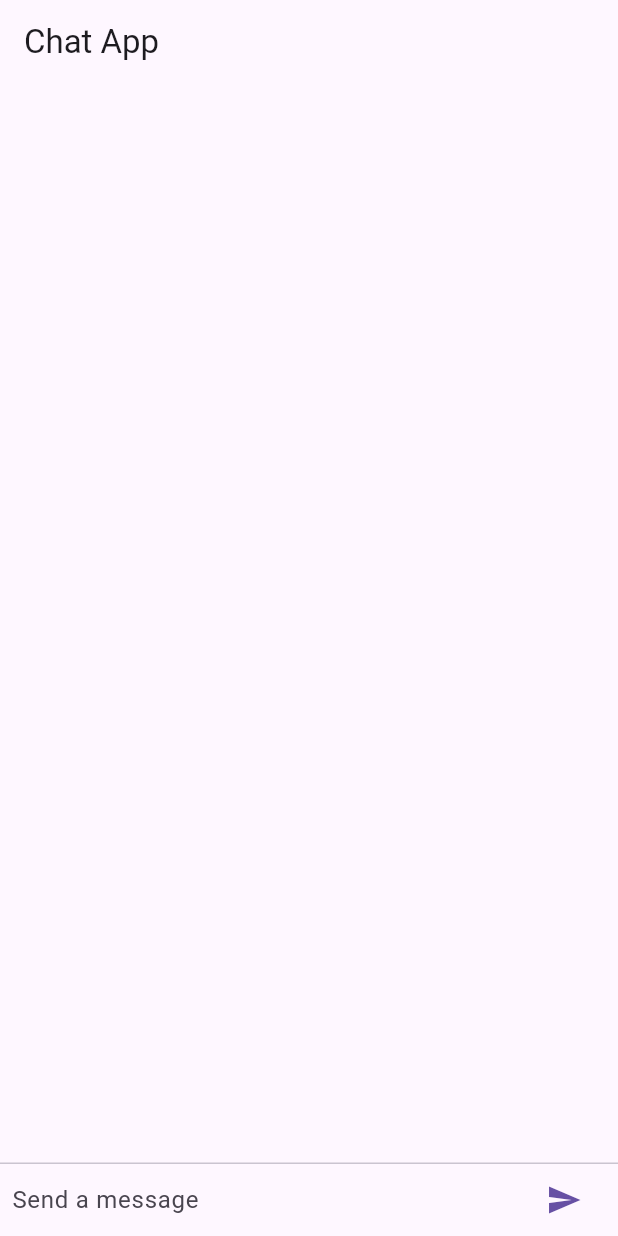
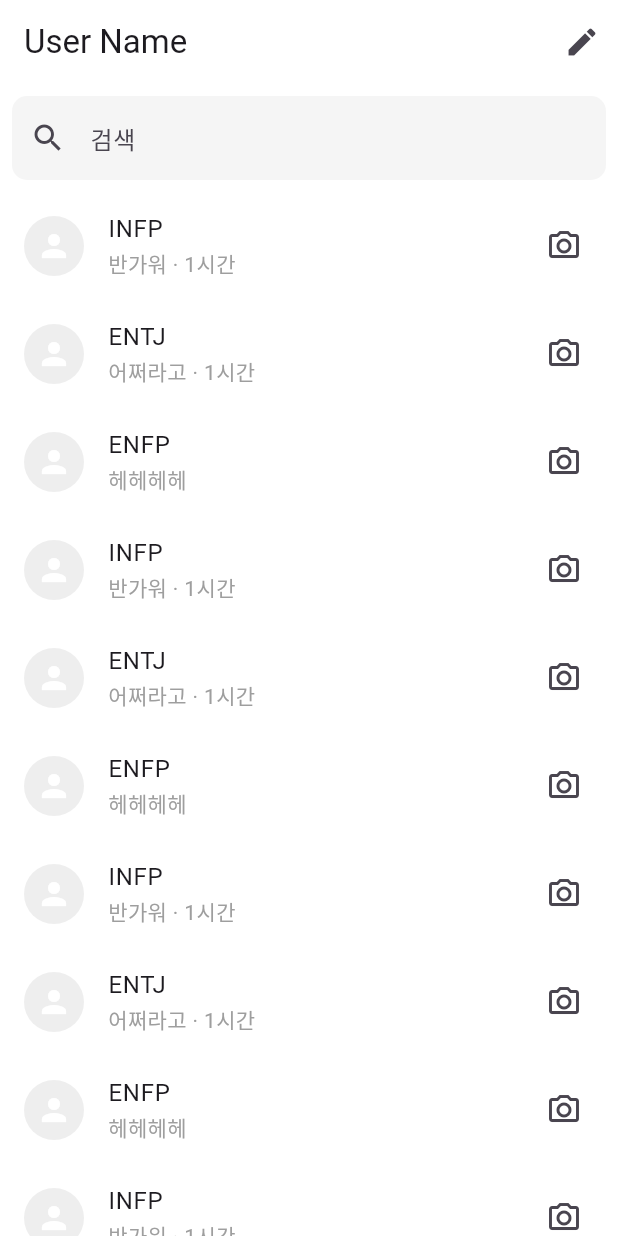
Before and after one commit to MeotJH/somebti_front, a Flutter app: the screen it shows after launch, on a phone screen of 412 x 824 dp. Run offline on Flutter 3.47's test engine with Material 3 defaults, Android fonts, the phone set to English and light mode, and no system bars; our stand-ins replace dio, go_router.

Commit message:
ADD 대화 리스트 및 채팅 페이지

```diff
--- /dev/null
+++ b/lib/components/list_item.dart
@@ -0,0 +1,32 @@
+import 'package:flutter/material.dart';
+import 'package:go_router/go_router.dart';
+
+class ListItem extends StatelessWidget {
+  final String name;
+  final String message;
+
+  const ListItem({super.key, required this.name, required this.message});
+
+  @override
+  Widget build(BuildContext context) {
+    return InkWell(
+      highlightColor: Colors.pink[50],
+      splashColor: Colors.pink[50],
+      child: ListTile(
+        leading: CircleAvatar(
+          backgroundColor: Colors.grey[200],
+          child: const Icon(Icons.person, color: Colors.white),
+        ),
+        title: Text(name),
+        subtitle: Text(
+          message,
+          style: const TextStyle(color: Colors.grey),
+        ),
+        trailing: const Icon(Icons.camera_alt_outlined),
+      ),
+      onTap: () {
+        context.push('/chat');
+      },
+    );
+  }
+}
--- a/lib/main.dart
+++ b/lib/main.dart
@@ -1,6 +1,6 @@
 import 'package:flutter/material.dart';
-import 'package:dio/dio.dart';
-import 'dart:convert';
+
+import 'package:somebti_front/router.dart';
 
 void main() => runApp(const ChatApp());
 
@@ -9,217 +9,18 @@ class ChatApp extends StatelessWidget {
 
   @override
   Widget build(BuildContext context) {
-    return MaterialApp(
-      title: 'Chat App',
+    return MaterialApp.router(
+      title: 'Sombti',
       theme: ThemeData(
-        primarySwatch: Colors.blue,
+        scaffoldBackgroundColor: Colors.white,
+        appBarTheme: const AppBarTheme(
+          backgroundColor: Colors.white,
+          elevation: 0,
+        ),
+        primarySwatch: Colors.pink,
+        primaryColor: Colors.pink,
       ),
-      home: const ChatScreen(),
+      routerConfig: router,
     );
   }
 }
-
-class ChatScreen extends StatefulWidget {
-  const ChatScreen({super.key});
-
-  @override
-  _ChatScreenState createState() => _ChatScreenState();
-}
-
-class _ChatScreenState extends State<ChatScreen> {
-  final TextEditingController _textController = TextEditingController();
-  final ScrollController _scrollController = ScrollController();
-  final List<ChatMessage> _messages = [];
-  String _currentMessage = "ㅁㅁ"; // 실시간 메시지를 누적할 변수
-  bool _isLoading = false;
-
-  void _handleSubmitted(String text) {
-    _textController.clear();
-    ChatMessage myMessage = ChatMessage(
-      text: text,
-      sender: 'Me',
-      isMe: true,
-    );
-    setState(() {
-      _messages.insert(0, myMessage);
-    });
-    _startStream(text);
-  }
-
-  Future<void> _startStream(String content) async {
-    const mbti = 'INFP';
-    const url = '/api/v1/gpt';
-
-    try {
-      setState(() {
-        _isLoading = true;
-      });
-
-      final response = await Dio().get<ResponseBody>(
-        url,
-        queryParameters: {'mbti': mbti, 'content': content},
-        options: Options(responseType: ResponseType.stream),
-      );
-
-      // Stream을 받아서 UTF8로 디코딩
-      final reader = response.data!.stream;
-      const decoder = Utf8Decoder();
-
-      var message = '';
-      await for (final chunk in reader) {
-        final text = decoder.convert(chunk);
-        final lines = const LineSplitter().convert(text);
-        for (var line in lines) {
-          final Map<String, dynamic> decoded = jsonDecode(line);
-          final tempMessage = decoded['message'] as String;
-          setState(() {
-            message = message + tempMessage;
-            _currentMessage = message; // 실시간으로 화면에 반영
-          });
-        }
-      }
-      setState(() {
-        _messages.insert(
-          0,
-          ChatMessage(
-            text: message,
-            sender: 'You',
-            isMe: false,
-          ),
-        );
-        //_currentMessage = ""; // 누적된 메시지 초기화
-      });
-
-      // 스크롤을 맨 아래로 이동
-      _scrollController.animateTo(
-        _scrollController.position.maxScrollExtent,
-        duration: const Duration(milliseconds: 300),
-        curve: Curves.easeOut,
-      );
-    } catch (e) {
-      print('Error: $e');
-    } finally {
-      setState(() {
-        _isLoading = false;
-      });
-    }
-  }
-
-  Widget _buildTextComposer() {
-    return IconTheme(
-      data: IconThemeData(color: Theme.of(context).primaryColor),
-      child: Container(
-        margin: const EdgeInsets.symmetric(horizontal: 8.0),
-        child: Row(
-          children: <Widget>[
-            Flexible(
-              child: TextField(
-                controller: _textController,
-                decoration: const InputDecoration.collapsed(
-                  hintText: 'Send a message',
-                ),
-                onSubmitted: _handleSubmitted,
-              ),
-            ),
-            Container(
-              margin: const EdgeInsets.symmetric(horizontal: 4.0),
-              child: IconButton(
-                icon: const Icon(Icons.send),
-                onPressed: () => _handleSubmitted(_textController.text),
-              ),
-            ),
-          ],
-        ),
-      ),
-    );
-  }
-
-  @override
-  Widget build(BuildContext context) {
-    return Scaffold(
-      appBar: AppBar(
-        title: const Text('Chat App'),
-      ),
-      body: Column(
-        children: <Widget>[
-          Flexible(
-            child: ListView.builder(
-              controller: _scrollController,
-              padding: const EdgeInsets.all(8.0),
-              reverse: true,
-              itemCount: _messages.length,
-              itemBuilder: (context, index) {
-                return _messages[index];
-              },
-            ),
-          ),
-          const Divider(height: 1.0),
-          Container(
-            decoration: BoxDecoration(
-              color: Theme.of(context).cardColor,
-            ),
-            child: _buildTextComposer(),
-          )
-        ],
-      ),
-    );
-  }
-}
-
-class ChatMessage extends StatelessWidget {
-  const ChatMessage(
-      {super.key,
-      required this.text,
-      required this.sender,
-      required this.isMe});
-
-  final String text;
-  final String sender;
-  final bool isMe;
-
-  @override
-  Widget build(BuildContext context) {
-    return Container(
-      margin: const EdgeInsets.symmetric(vertical: 10.0),
-      child: Row(
-        crossAxisAlignment: CrossAxisAlignment.start,
-        mainAxisAlignment:
-            isMe ? MainAxisAlignment.start : MainAxisAlignment.end,
-        children: <Widget>[
-          if (isMe)
-            Container(
-              margin: const EdgeInsets.only(right: 16.0),
-              child: CircleAvatar(child: Text(sender[0])),
-            ),
-          if (!isMe)
-            Column(
-              crossAxisAlignment: CrossAxisAlignment.end,
-              children: <Widget>[
-                Text(sender, style: Theme.of(context).textTheme.titleMedium),
-                Container(
-                  margin: const EdgeInsets.only(top: 5.0),
-                  child: Text(text),
-                ),
-              ],
-            ),
-          if (isMe)
-            Column(
-              crossAxisAlignment: CrossAxisAlignment.start,
-              children: <Widget>[
-                Text(sender, style: Theme.of(context).textTheme.titleMedium),
-                Container(
-                  margin: const EdgeInsets.only(top: 5.0),
-                  child: Text(text),
-                ),
-              ],
-            ),
-          if (!isMe)
-            Container(
-              margin: const EdgeInsets.only(left: 16.0),
-              child: CircleAvatar(child: Text(sender[0])),
-            ),
-        ],
-      ),
-    );
-  }
-}
--- /dev/null
+++ b/lib/pages/direct_message_page.dart
@@ -0,0 +1,111 @@
+import 'package:flutter/material.dart';
+import 'package:somebti_front/components/list_item.dart';
+
+class DirectMessagePage extends StatelessWidget {
+  const DirectMessagePage({super.key});
+
+  @override
+  Widget build(BuildContext context) {
+    return Scaffold(
+      backgroundColor: Colors.white,
+      appBar: AppBar(
+        backgroundColor: Colors.white,
+        scrolledUnderElevation: 0,
+        title: const Text('User Name'),
+        actions: [
+          IconButton(
+            icon: const Icon(Icons.edit),
+            onPressed: () {
+              // Add edit functionality
+            },
+          ),
+        ],
+      ),
+      body: Column(
+        children: [
+          Padding(
+            padding: const EdgeInsets.all(8.0),
+            child: TextField(
+              decoration: InputDecoration(
+                prefixIcon: const Icon(Icons.search),
+                hintText: '검색',
+                filled: true,
+                fillColor: Colors.grey[100],
+                border: OutlineInputBorder(
+                  borderRadius: BorderRadius.circular(10.0),
+                  borderSide: BorderSide.none,
+                ),
+              ),
+            ),
+          ),
+          Expanded(
+            child: ListView(
+              children: const [
+                ListItem(
+                  name: 'INFP',
+                  message: '반가워 · 1시간',
+                ),
+                ListItem(
+                  name: 'ENTJ',
+                  message: '어쩌라고 · 1시간',
+                ),
+                ListItem(
+                  name: 'ENFP',
+                  message: '헤헤헤헤',
+                ),
+                ListItem(
+                  name: 'INFP',
+                  message: '반가워 · 1시간',
+                ),
+                ListItem(
+                  name: 'ENTJ',
+                  message: '어쩌라고 · 1시간',
+                ),
+                ListItem(
+                  name: 'ENFP',
+                  message: '헤헤헤헤',
+                ),
+                ListItem(
+                  name: 'INFP',
+                  message: '반가워 · 1시간',
+                ),
+                ListItem(
+                  name: 'ENTJ',
+                  message: '어쩌라고 · 1시간',
+                ),
+                ListItem(
+                  name: 'ENFP',
+                  message: '헤헤헤헤',
+                ),
+                ListItem(
+                  name: 'INFP',
+                  message: '반가워 · 1시간',
+                ),
+                ListItem(
+                  name: 'ENTJ',
+                  message: '어쩌라고 · 1시간',
+                ),
+                ListItem(
+                  name: 'ENFP',
+                  message: '헤헤헤헤',
+                ),
+                ListItem(
+                  name: 'INFP',
+                  message: '반가워 · 1시간',
+                ),
+                ListItem(
+                  name: 'ENTJ',
+                  message: '어쩌라고 · 1시간',
+                ),
+                ListItem(
+                  name: 'ENFP',
+                  message: '헤헤헤헤',
+                ),
+              ],
+            ),
+          ),
+        ],
+      ),
+    );
+  }
+}
--- /dev/null
+++ b/lib/router.dart
@@ -0,0 +1,21 @@
+import 'package:flutter/material.dart';
+import 'package:go_router/go_router.dart';
+import 'package:somebti_front/pages/chat_page.dart';
+import 'package:somebti_front/pages/direct_message_page.dart';
+
+final GoRouter router = GoRouter(
+  routes: <RouteBase>[
+    GoRoute(
+      path: '/',
+      builder: (BuildContext context, GoRouterState state) {
+        return const DirectMessagePage();
+      },
+    ),
+    GoRoute(
+      path: '/chat',
+      builder: (BuildContext context, GoRouterState state) {
+        return const ChatPage();
+      },
+    ),
+  ],
+);
```
Also changed, not shown: lib/pages/chat_page.dart (+204 -0 lines).
